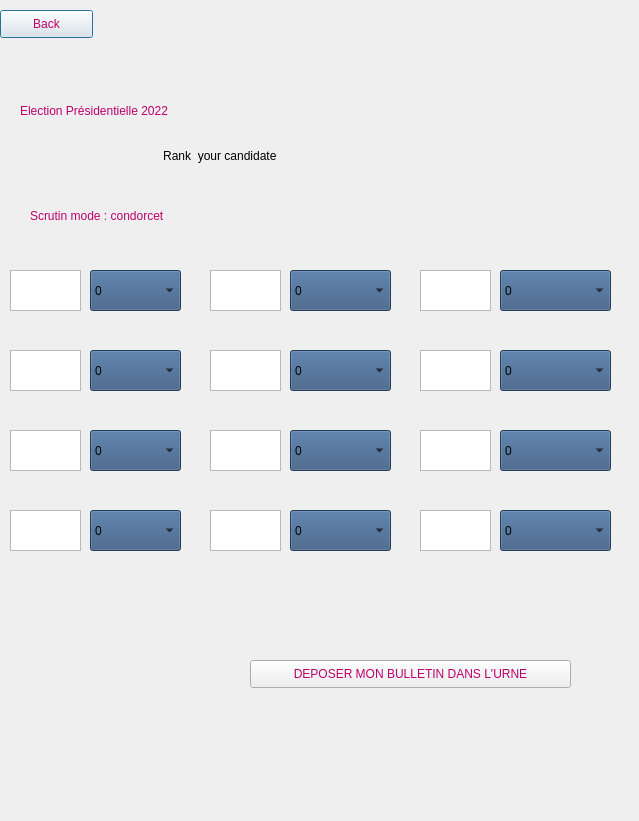
First picture: the form in Codes/biblio/ui/condorcetBulletin.ui, repository enst-abstention/votesAlternatifsTD5_SimporeLemaitre, before the edit.
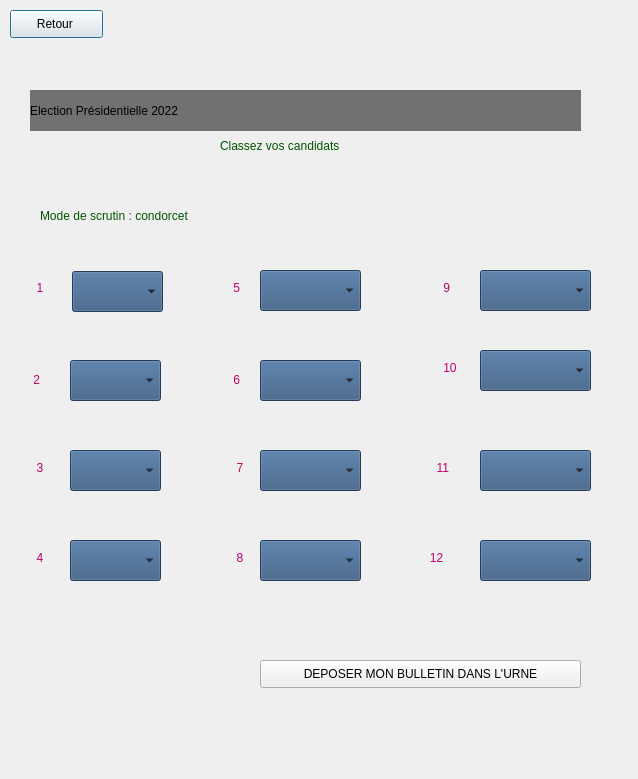
Second picture: the form after the edit. Icons and pictures are not drawn.

The edit to the form file:
```diff
--- a/Codes/biblio/ui/condorcetBulletin.ui
+++ b/Codes/biblio/ui/condorcetBulletin.ui
@@ -6,8 +6,8 @@
    <rect>
     <x>0</x>
     <y>0</y>
-    <width>639</width>
-    <height>821</height>
+    <width>638</width>
+    <height>779</height>
    </rect>
   </property>
   <property name="windowTitle">
@@ -19,10 +19,10 @@
   <widget class="QWidget" name="widget" native="true">
    <property name="geometry">
     <rect>
-     <x>-10</x>
+     <x>0</x>
      <y>0</y>
-     <width>651</width>
-     <height>825</height>
+     <width>640</width>
+     <height>782</height>
     </rect>
    </property>
    <property name="styleSheet">
@@ -75,13 +75,15 @@
      <rect>
       <x>30</x>
       <y>90</y>
-      <width>571</width>
+      <width>551</width>
       <height>41</height>
      </rect>
     </property>
     <property name="styleSheet">
-     <string notr="true">font: 8pt &quot;Kristen ITC&quot;;
-color: rgb(188, 0, 108);
+     <string notr="true">color: rgb(0, 0, 0);
+alternate-background-color: rgb(93, 93, 93);
+background-color: rgb(113, 113, 113);
+font: 8pt &quot;Kristen ITC&quot;;
 font: 24pt &quot;Kristen ITC&quot;;
 </string>
     </property>
@@ -92,17 +94,19 @@
    <widget class="QLabel" name="label_3">
     <property name="geometry">
      <rect>
-      <x>60</x>
-      <y>140</y>
-      <width>421</width>
+      <x>220</x>
+      <y>130</y>
+      <width>151</width>
       <height>31</height>
      </rect>
     </property>
     <property name="styleSheet">
-     <string notr="true">color: rgb(0, 0, 0);</string>
+     <string notr="true">color: rgb(0, 85, 0);
+font: 8pt &quot;Kristen ITC&quot;;
+font: 8pt &quot;Kristen ITC&quot;;</string>
     </property>
     <property name="text">
-     <string>                                  Rank  your candidate</string>
+     <string>Classez vos candidats</string>
     </property>
    </widget>
    <widget class="QLabel" name="label_4">
@@ -115,20 +119,19 @@
      </rect>
     </property>
     <property name="styleSheet">
-     <string notr="true">font: 8pt &quot;Kristen ITC&quot;;
-color: rgb(188, 0, 108);
+     <string notr="true">color: rgb(0, 85, 0);
 font: 8pt &quot;Kristen ITC&quot;;
-</string>
+font: 8pt &quot;Kristen ITC&quot;;</string>
     </property>
     <property name="text">
-     <string>Scrutin mode : condorcet</string>
+     <string>Mode de scrutin : condorcet</string>
     </property>
    </widget>
    <widget class="QComboBox" name="comboBoxCandidat1">
     <property name="geometry">
      <rect>
-      <x>100</x>
-      <y>270</y>
+      <x>72</x>
+      <y>271</y>
       <width>91</width>
       <height>41</height>
      </rect>
@@ -138,16 +141,11 @@
 background-color: rgb(0, 0, 0);
 background-color: rgb(52, 86, 127);</string>
     </property>
-    <item>
-     <property name="text">
-      <string>0</string>
-     </property>
-    </item>
    </widget>
    <widget class="QComboBox" name="comboBoxCandidat5">
     <property name="geometry">
      <rect>
-      <x>300</x>
+      <x>260</x>
       <y>270</y>
       <width>101</width>
       <height>41</height>
@@ -158,16 +156,11 @@
 background-color: rgb(0, 0, 0);
 background-color: rgb(52, 86, 127);</string>
     </property>
-    <item>
-     <property name="text">
-      <string>0</string>
-     </property>
-    </item>
    </widget>
    <widget class="QComboBox" name="comboBoxCandidat9">
     <property name="geometry">
      <rect>
-      <x>510</x>
+      <x>480</x>
       <y>270</y>
       <width>111</width>
       <height>41</height>
@@ -178,17 +171,12 @@
 background-color: rgb(0, 0, 0);
 background-color: rgb(52, 86, 127);</string>
     </property>
-    <item>
-     <property name="text">
-      <string>0</string>
-     </property>
-    </item>
    </widget>
    <widget class="QComboBox" name="comboBoxCandidat2">
     <property name="geometry">
      <rect>
-      <x>100</x>
-      <y>350</y>
+      <x>70</x>
+      <y>360</y>
       <width>91</width>
       <height>41</height>
      </rect>
@@ -198,17 +186,12 @@
 background-color: rgb(0, 0, 0);
 background-color: rgb(52, 86, 127);</string>
     </property>
-    <item>
-     <property name="text">
-      <string>0</string>
-     </property>
-    </item>
    </widget>
    <widget class="QComboBox" name="comboBoxCandidat6">
     <property name="geometry">
      <rect>
-      <x>300</x>
-      <y>350</y>
+      <x>260</x>
+      <y>360</y>
       <width>101</width>
       <height>41</height>
      </rect>
@@ -218,16 +201,11 @@
 background-color: rgb(0, 0, 0);
 background-color: rgb(52, 86, 127);</string>
     </property>
-    <item>
-     <property name="text">
-      <string>0</string>
-     </property>
-    </item>
    </widget>
    <widget class="QComboBox" name="comboBoxCandidat10">
     <property name="geometry">
      <rect>
-      <x>510</x>
+      <x>480</x>
       <y>350</y>
       <width>111</width>
       <height>41</height>
@@ -238,17 +216,12 @@
 background-color: rgb(0, 0, 0);
 background-color: rgb(52, 86, 127);</string>
     </property>
-    <item>
-     <property name="text">
-      <string>0</string>
-     </property>
-    </item>
    </widget>
    <widget class="QComboBox" name="comboBoxCandidat3">
     <property name="geometry">
      <rect>
-      <x>100</x>
-      <y>430</y>
+      <x>70</x>
+      <y>450</y>
       <width>91</width>
       <height>41</height>
      </rect>
@@ -258,17 +231,12 @@
 background-color: rgb(0, 0, 0);
 background-color: rgb(52, 86, 127);</string>
     </property>
-    <item>
-     <property name="text">
-      <string>0</string>
-     </property>
-    </item>
    </widget>
    <widget class="QComboBox" name="comboBoxCandidat7">
     <property name="geometry">
      <rect>
-      <x>300</x>
-      <y>430</y>
+      <x>260</x>
+      <y>450</y>
       <width>101</width>
       <height>41</height>
      </rect>
@@ -278,17 +246,12 @@
 background-color: rgb(0, 0, 0);
 background-color: rgb(52, 86, 127);</string>
     </property>
-    <item>
-     <property name="text">
-      <string>0</string>
-     </property>
-    </item>
    </widget>
    <widget class="QComboBox" name="comboBoxCandidat11">
     <property name="geometry">
      <rect>
-      <x>510</x>
-      <y>430</y>
+      <x>480</x>
+      <y>450</y>
       <width>111</width>
       <height>41</height>
      </rect>
@@ -298,17 +261,12 @@
 background-color: rgb(0, 0, 0);
 background-color: rgb(52, 86, 127);</string>
     </property>
-    <item>
-     <property name="text">
-      <string>0</string>
-     </property>
-    </item>
    </widget>
    <widget class="QComboBox" name="comboBoxCandidat4">
     <property name="geometry">
      <rect>
-      <x>100</x>
-      <y>510</y>
+      <x>70</x>
+      <y>540</y>
       <width>91</width>
       <height>41</height>
      </rect>
@@ -318,17 +276,12 @@
 background-color: rgb(0, 0, 0);
 background-color: rgb(52, 86, 127);</string>
     </property>
-    <item>
-     <property name="text">
-      <string>0</string>
-     </property>
-    </item>
    </widget>
    <widget class="QComboBox" name="comboBoxCandidat8">
     <property name="geometry">
      <rect>
-      <x>300</x>
-      <y>510</y>
+      <x>260</x>
+      <y>540</y>
       <width>101</width>
       <height>41</height>
      </rect>
@@ -338,17 +291,12 @@
 background-color: rgb(0, 0, 0);
 background-color: rgb(52, 86, 127);</string>
     </property>
-    <item>
-     <property name="text">
-      <string>0</string>
-     </property>
-    </item>
    </widget>
    <widget class="QComboBox" name="comboBoxCandidat12">
     <property name="geometry">
      <rect>
-      <x>510</x>
-      <y>510</y>
+      <x>480</x>
+      <y>540</y>
       <width>111</width>
       <height>41</height>
      </rect>
@@ -358,11 +306,234 @@
 background-color: rgb(0, 0, 0);
 background-color: rgb(52, 86, 127);</string>
     </property>
-    <item>
-     <property name="text">
-      <string>0</string>
-     </property>
-    </item>
+   </widget>
+   <widget class="QLabel" name="labelC1">
+    <property name="geometry">
+     <rect>
+      <x>10</x>
+      <y>280</y>
+      <width>55</width>
+      <height>16</height>
+     </rect>
+    </property>
+    <property name="styleSheet">
+     <string notr="true">font: 8pt &quot;Kristen ITC&quot;;
+color: rgb(188, 0, 108);
+font: 8pt &quot;Kristen ITC&quot;;
+</string>
+    </property>
+    <property name="text">
+     <string>        1</string>
+    </property>
+   </widget>
+   <widget class="QLabel" name="labelC2">
+    <property name="geometry">
+     <rect>
+      <x>10</x>
+      <y>370</y>
+      <width>55</width>
+      <height>20</height>
+     </rect>
+    </property>
+    <property name="styleSheet">
+     <string notr="true">font: 8pt &quot;Kristen ITC&quot;;
+color: rgb(188, 0, 108);
+font: 8pt &quot;Kristen ITC&quot;;
+</string>
+    </property>
+    <property name="text">
+     <string>       2</string>
+    </property>
+   </widget>
+   <widget class="QLabel" name="labelC3">
+    <property name="geometry">
+     <rect>
+      <x>10</x>
+      <y>460</y>
+      <width>55</width>
+      <height>16</height>
+     </rect>
+    </property>
+    <property name="styleSheet">
+     <string notr="true">font: 8pt &quot;Kristen ITC&quot;;
+color: rgb(188, 0, 108);
+font: 8pt &quot;Kristen ITC&quot;;
+</string>
+    </property>
+    <property name="text">
+     <string>        3</string>
+    </property>
+   </widget>
+   <widget class="QLabel" name="labelC4">
+    <property name="geometry">
+     <rect>
+      <x>10</x>
+      <y>550</y>
+      <width>55</width>
+      <height>16</height>
+     </rect>
+    </property>
+    <property name="styleSheet">
+     <string notr="true">font: 8pt &quot;Kristen ITC&quot;;
+color: rgb(188, 0, 108);
+font: 8pt &quot;Kristen ITC&quot;;
+</string>
+    </property>
+    <property name="text">
+     <string>        4</string>
+    </property>
+   </widget>
+   <widget class="QLabel" name="labelC5">
+    <property name="geometry">
+     <rect>
+      <x>210</x>
+      <y>280</y>
+      <width>41</width>
+      <height>16</height>
+     </rect>
+    </property>
+    <property name="styleSheet">
+     <string notr="true">font: 8pt &quot;Kristen ITC&quot;;
+color: rgb(188, 0, 108);
+font: 8pt &quot;Kristen ITC&quot;;
+</string>
+    </property>
+    <property name="text">
+     <string>       5</string>
+    </property>
+   </widget>
+   <widget class="QLabel" name="labelC6">
+    <property name="geometry">
+     <rect>
+      <x>210</x>
+      <y>370</y>
+      <width>41</width>
+      <height>20</height>
+     </rect>
+    </property>
+    <property name="styleSheet">
+     <string notr="true">font: 8pt &quot;Kristen ITC&quot;;
+color: rgb(188, 0, 108);
+font: 8pt &quot;Kristen ITC&quot;;
+</string>
+    </property>
+    <property name="text">
+     <string>       6</string>
+    </property>
+   </widget>
+   <widget class="QLabel" name="labelC7">
+    <property name="geometry">
+     <rect>
+      <x>210</x>
+      <y>460</y>
+      <width>41</width>
+      <height>16</height>
+     </rect>
+    </property>
+    <property name="styleSheet">
+     <string notr="true">font: 8pt &quot;Kristen ITC&quot;;
+color: rgb(188, 0, 108);
+font: 8pt &quot;Kristen ITC&quot;;
+</string>
+    </property>
+    <property name="text">
+     <string>        7</string>
+    </property>
+   </widget>
+   <widget class="QLabel" name="labelC8">
+    <property name="geometry">
+     <rect>
+      <x>210</x>
+      <y>550</y>
+      <width>41</width>
+      <height>16</height>
+     </rect>
+    </property>
+    <property name="styleSheet">
+     <string notr="true">font: 8pt &quot;Kristen ITC&quot;;
+color: rgb(188, 0, 108);
+font: 8pt &quot;Kristen ITC&quot;;
+</string>
+    </property>
+    <property name="text">
+     <string>        8</string>
+    </property>
+   </widget>
+   <widget class="QLabel" name="labelC9">
+    <property name="geometry">
+     <rect>
+      <x>420</x>
+      <y>280</y>
+      <width>41</width>
+      <height>16</height>
+     </rect>
+    </property>
+    <property name="styleSheet">
+     <string notr="true">font: 8pt &quot;Kristen ITC&quot;;
+color: rgb(188, 0, 108);
+font: 8pt &quot;Kristen ITC&quot;;
+</string>
+    </property>
+    <property name="text">
+     <string>       9</string>
+    </property>
+   </widget>
+   <widget class="QLabel" name="labelC10">
+    <property name="geometry">
+     <rect>
+      <x>420</x>
+      <y>360</y>
+      <width>51</width>
+      <height>16</height>
+     </rect>
+    </property>
+    <property name="styleSheet">
+     <string notr="true">font: 8pt &quot;Kristen ITC&quot;;
+color: rgb(188, 0, 108);
+font: 8pt &quot;Kristen ITC&quot;;
+</string>
+    </property>
+    <property name="text">
+     <string>       10</string>
+    </property>
+   </widget>
+   <widget class="QLabel" name="labelC11">
+    <property name="geometry">
+     <rect>
+      <x>410</x>
+      <y>460</y>
+      <width>55</width>
+      <height>16</height>
+     </rect>
+    </property>
+    <property name="styleSheet">
+     <string notr="true">font: 8pt &quot;Kristen ITC&quot;;
+color: rgb(188, 0, 108);
+font: 8pt &quot;Kristen ITC&quot;;
+</string>
+    </property>
+    <property name="text">
+     <string>        11</string>
+    </property>
+   </widget>
+   <widget class="QLabel" name="labelC12">
+    <property name="geometry">
+     <rect>
+      <x>400</x>
+      <y>550</y>
+      <width>55</width>
+      <height>16</height>
+     </rect>
+    </property>
+    <property name="styleSheet">
+     <string notr="true">font: 8pt &quot;Kristen ITC&quot;;
+color: rgb(188, 0, 108);
+font: 8pt &quot;Kristen ITC&quot;;
+</string>
+    </property>
+    <property name="text">
+     <string>         12</string>
+    </property>
    </widget>
    <widget class="QPushButton" name="buttonBack">
     <property name="geometry">
@@ -375,12 +546,13 @@
     </property>
     <property name="styleSheet">
      <string notr="true">font: 8pt &quot;Kristen ITC&quot;;
-color: rgb(188, 0, 108);
+color: rgb(0, 0, 0);
 font: 8pt &quot;Kristen ITC&quot;;
+
 </string>
     </property>
     <property name="text">
-     <string>Back</string>
+     <string>Retour </string>
     </property>
    </widget>
    <widget class="QPushButton" name="buttonAVoter">
@@ -394,134 +566,16 @@
     </property>
     <property name="styleSheet">
      <string notr="true">font: 8pt &quot;Kristen ITC&quot;;
-color: rgb(188, 0, 108);
+font: 75 8pt &quot;MS Shell Dlg 2&quot;;
+color: rgb(0, 0, 0);
 font: 8pt &quot;Kristen ITC&quot;;
+
 </string>
     </property>
     <property name="text">
      <string>DEPOSER MON BULLETIN DANS L'URNE</string>
     </property>
    </widget>
-   <widget class="QTextEdit" name="textEditCandidat1">
-    <property name="geometry">
-     <rect>
-      <x>20</x>
-      <y>270</y>
-      <width>71</width>
-      <height>41</height>
-     </rect>
-    </property>
-   </widget>
-   <widget class="QTextEdit" name="textEditCandidat5">
-    <property name="geometry">
-     <rect>
-      <x>220</x>
-      <y>270</y>
-      <width>71</width>
-      <height>41</height>
-     </rect>
-    </property>
-   </widget>
-   <widget class="QTextEdit" name="textEditCandidat9">
-    <property name="geometry">
-     <rect>
-      <x>430</x>
-      <y>270</y>
-      <width>71</width>
-      <height>41</height>
-     </rect>
-    </property>
-   </widget>
-   <widget class="QTextEdit" name="textEditCandidat2">
-    <property name="geometry">
-     <rect>
-      <x>20</x>
-      <y>350</y>
-      <width>71</width>
-      <height>41</height>
-     </rect>
-    </property>
-   </widget>
-   <widget class="QTextEdit" name="textEditCandidat6">
-    <property name="geometry">
-     <rect>
-      <x>220</x>
-      <y>350</y>
-      <width>71</width>
-      <height>41</height>
-     </rect>
-    </property>
-   </widget>
-   <widget class="QTextEdit" name="textEditCandidat10">
-    <property name="geometry">
-     <rect>
-      <x>430</x>
-      <y>350</y>
-      <width>71</width>
-      <height>41</height>
-     </rect>
-    </property>
-   </widget>
-   <widget class="QTextEdit" name="textEditCandidat3">
-    <property name="geometry">
-     <rect>
-      <x>20</x>
-      <y>430</y>
-      <width>71</width>
-      <height>41</height>
-     </rect>
-    </property>
-   </widget>
-   <widget class="QTextEdit" name="textEditCandidat7">
-    <property name="geometry">
-     <rect>
-      <x>220</x>
-      <y>430</y>
-      <width>71</width>
-      <height>41</height>
-     </rect>
-    </property>
-   </widget>
-   <widget class="QTextEdit" name="textEditCandidat11">
-    <property name="geometry">
-     <rect>
-      <x>430</x>
-      <y>430</y>
-      <width>71</width>
-      <height>41</height>
-     </rect>
-    </property>
-   </widget>
-   <widget class="QTextEdit" name="textEditCandidat12">
-    <property name="geometry">
-     <rect>
-      <x>430</x>
-      <y>510</y>
-      <width>71</width>
-      <height>41</height>
-     </rect>
-    </property>
-   </widget>
-   <widget class="QTextEdit" name="textEditCandidat8">
-    <property name="geometry">
-     <rect>
-      <x>220</x>
-      <y>510</y>
-      <width>71</width>
-      <height>41</height>
-     </rect>
-    </property>
-   </widget>
-   <widget class="QTextEdit" name="textEditCandidat4">
-    <property name="geometry">
-     <rect>
-      <x>20</x>
-      <y>510</y>
-      <width>71</width>
-      <height>41</height>
-     </rect>
-    </property>
-   </widget>
   </widget>
  </widget>
  <resources/>
```
Left out of the diff: 33 changed lines with no effect on the pictures.
